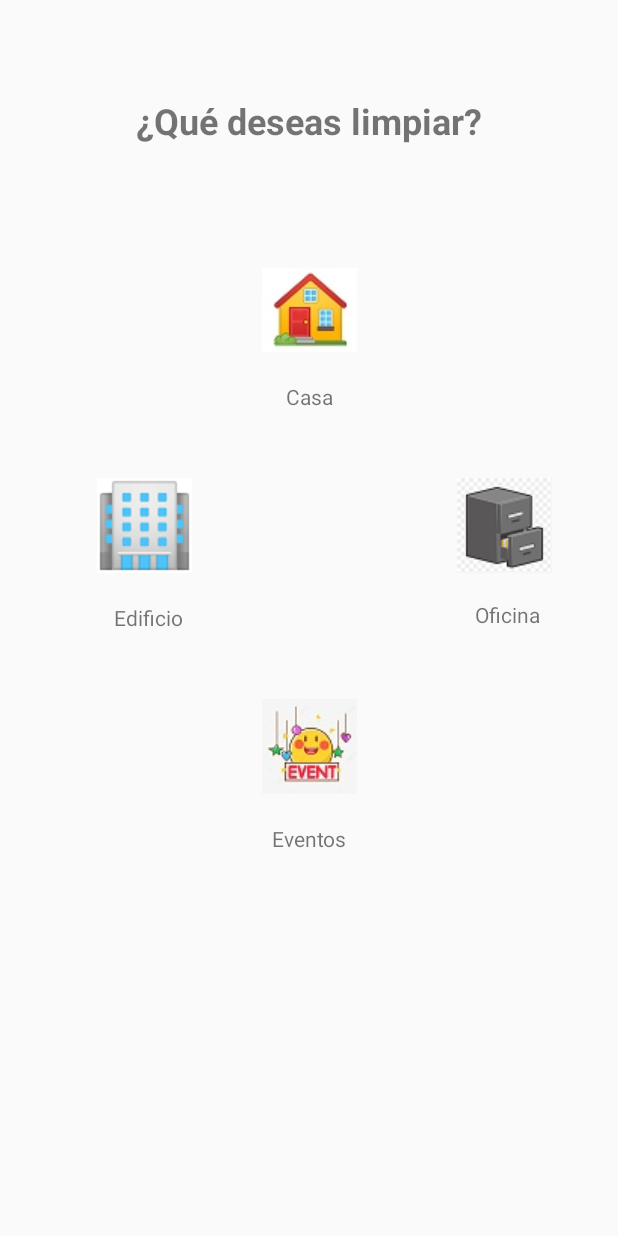
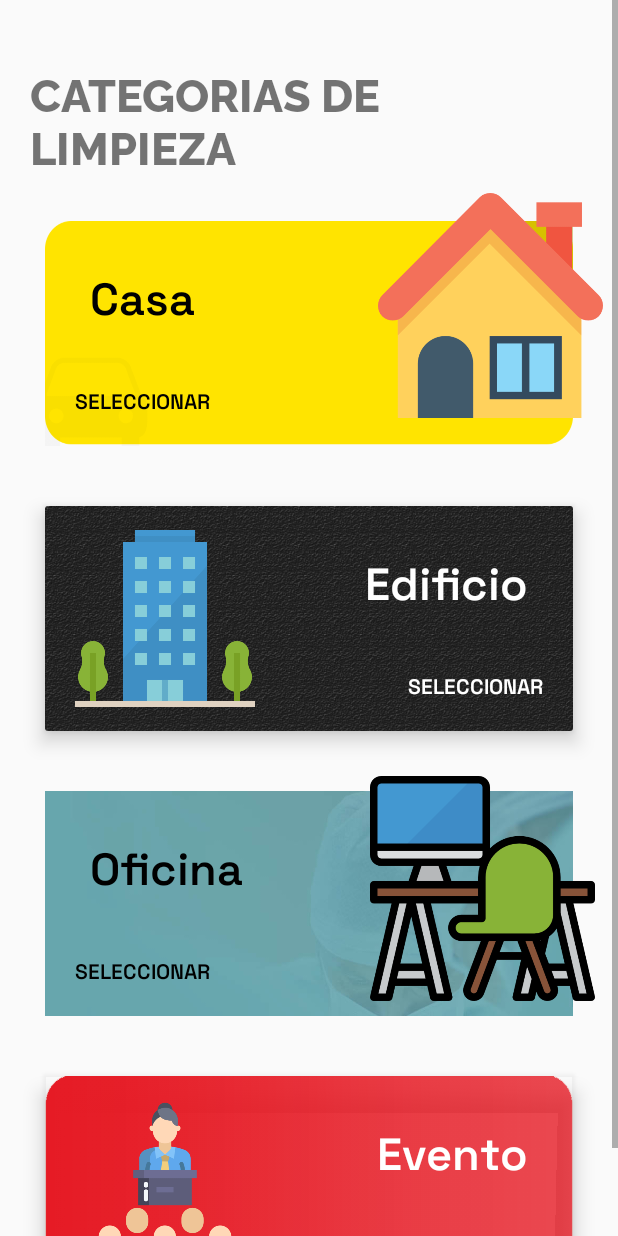
Before and after one commit to CERR-EPN/Fast-Clean, an Android app: the PrincipalActivity screen opened directly, with no data from a screen before it, on a phone screen of 412 x 824 dp. Run offline under Robolectric (Android 15) with nearby library versions, the phone set to English and light mode, and no system bars.

Commit message:
Cambio de pantalla Principal v2.0

```diff
--- a/app/src/main/java/com/cerr/fastclean/PrincipalActivity.kt
+++ b/app/src/main/java/com/cerr/fastclean/PrincipalActivity.kt
@@ -4,36 +4,37 @@ import android.content.Intent
 import androidx.appcompat.app.AppCompatActivity
 import android.os.Bundle
 import android.view.Menu
+import android.widget.Button
 import android.widget.ImageButton
 
 class PrincipalActivity : AppCompatActivity() {
-    lateinit var ImageButtonCasa: ImageButton
-    lateinit var ImageButtonEdificio: ImageButton
-    lateinit var ImageButtonOficina: ImageButton
-    lateinit var ImageButtonEventos: ImageButton
+    lateinit var ButtonCasa: Button
+    lateinit var ButtonEdificio: Button
+    lateinit var ButtonOficina: Button
+    lateinit var ButtonEventos: Button
     override fun onCreate(savedInstanceState: Bundle?) {
         super.onCreate(savedInstanceState)
         setContentView(R.layout.activity_principal)
-        ImageButtonCasa = findViewById(R.id.imageButtonCasa)
-        ImageButtonEdificio = findViewById(R.id.imageButtonEdificio)
-        ImageButtonOficina = findViewById(R.id.imageButtonOficina)
-        ImageButtonEventos = findViewById(R.id.imageButtonEventos)
-        ImageButtonCasa.setOnClickListener{
+        ButtonCasa = findViewById(R.id.buttonCasa)
+        ButtonEdificio = findViewById(R.id.buttonEdificio)
+        ButtonOficina = findViewById(R.id.buttonOficina)
+        ButtonEventos = findViewById(R.id.buttonEventos)
+        ButtonCasa.setOnClickListener{
             val intencion = Intent(this, ElegirActivity::class.java)
             startActivity(intencion)
 
         }
-        ImageButtonOficina.setOnClickListener{
+        ButtonOficina.setOnClickListener{
             val intencion = Intent(this, ElegirActivity::class.java)
             startActivity(intencion)
 
         }
-        ImageButtonEventos.setOnClickListener{
+        ButtonEventos.setOnClickListener{
             val intencion = Intent(this, ElegirActivity::class.java)
             startActivity(intencion)
 
         }
-        ImageButtonEdificio.setOnClickListener{
+        ButtonEdificio.setOnClickListener{
             val intencion = Intent(this, ElegirActivity::class.java)
             startActivity(intencion)
 
--- a/app/src/main/res/layout/activity_principal.xml
+++ b/app/src/main/res/layout/activity_principal.xml
@@ -1,113 +1,207 @@
 <?xml version="1.0" encoding="utf-8"?>
-<androidx.constraintlayout.widget.ConstraintLayout xmlns:android="http://schemas.android.com/apk/res/android"
+<ScrollView
+    xmlns:android="http://schemas.android.com/apk/res/android"
     xmlns:app="http://schemas.android.com/apk/res-auto"
     xmlns:tools="http://schemas.android.com/tools"
     android:layout_width="match_parent"
     android:layout_height="match_parent"
     tools:context=".PrincipalActivity">
 
+    <LinearLayout
+        android:layout_width="match_parent"
+        android:layout_height="wrap_content"
+        android:layout_margin="10dp"
+        android:paddingTop="20dp"
+        android:orientation="vertical">
+
         <TextView
-        android:id="@+id/textView"
             android:layout_width="wrap_content"
             android:layout_height="wrap_content"
-        android:layout_marginStart="32dp"
-        android:layout_marginTop="64dp"
-        android:layout_marginEnd="32dp"
-        android:text="¿Qué deseas limpiar?"
-        android:textSize="24sp"
-        android:textStyle="bold"
-        app:layout_constraintEnd_toEndOf="parent"
-        app:layout_constraintStart_toStartOf="parent"
-        app:layout_constraintTop_toTopOf="parent" />
+            android:text="Categorias de Limpieza"
+            android:textSize="30sp"
+            android:fontFamily="@font/raleway_extrabold"
+            android:textAllCaps="true"
+            android:padding="10dp"/>
 
-    <ImageButton
-        android:id="@+id/imageButtonCasa"
-        style="@style/Widget.AppCompat.ImageButton"
+        <RelativeLayout
+            android:layout_width="match_parent"
+            android:layout_height="190dp">
+
+            <RelativeLayout
+                android:layout_width="match_parent"
+                android:layout_height="150dp"
+                android:background="@drawable/amarillo"
+                android:layout_margin="20dp">
+
+                <TextView
                     android:layout_width="wrap_content"
                     android:layout_height="wrap_content"
-        android:layout_marginTop="72dp"
-        android:backgroundTint="#00FFFFFF"
-        android:scaleType="center"
-        app:layout_constraintEnd_toEndOf="parent"
-        app:layout_constraintStart_toStartOf="parent"
-        app:layout_constraintTop_toBottomOf="@+id/textView"
-        app:srcCompat="@drawable/casa" />
+                    android:text="@string/limpieza_casa"
+                    android:textSize="30sp"
+                    android:textColor="@color/black"
+                    android:fontFamily="@font/grotesk_semibold"
+                    android:padding="30dp"/>
 
-    <ImageButton
-        android:id="@+id/imageButtonEdificio"
+                <Button
+                    android:id="@+id/buttonCasa"
                     android:layout_width="wrap_content"
                     android:layout_height="wrap_content"
-        android:layout_marginStart="32dp"
-        android:layout_marginTop="64dp"
-        android:layout_marginEnd="132dp"
-        android:backgroundTint="#00FFFFFF"
-        app:layout_constraintEnd_toStartOf="@+id/imageButtonOficina"
-        app:layout_constraintStart_toStartOf="parent"
-        app:layout_constraintTop_toBottomOf="@+id/imageButtonCasa"
-        app:srcCompat="@drawable/edificio" />
+                    android:layout_alignParentBottom="true"
+                    android:background="#00000000"
+                    android:fontFamily="@font/grotesk_semibold"
+                    android:padding="20dp"
+                    android:text="@string/seleccionar"
+                    android:textColor="@color/black" />
 
-    <ImageButton
-        android:id="@+id/imageButtonOficina"
+
+
+
+            </RelativeLayout>
+
+            <ImageView
+                android:layout_width="150dp"
+                android:layout_height="150dp"
+                android:layout_alignParentRight="true"
+                android:layout_marginTop="1dp"
+                android:src="@drawable/casa" />
+
+        </RelativeLayout>
+
+        <androidx.cardview.widget.CardView
+            android:layout_width="match_parent"
+            android:layout_height="wrap_content"
+            app:cardBackgroundColor="#00000000"
+            android:layout_margin="20dp"
+            app:cardElevation="8dp">
+
+
+            <RelativeLayout
+                android:layout_width="match_parent"
+                android:layout_height="150dp"
+                android:background="@drawable/oscuro">
+
+                <ImageView
+                    android:layout_width="120dp"
+                    android:layout_height="match_parent"
+                    android:src="@drawable/edificio"
+                    android:layout_marginLeft="20dp"/>
+
+                <TextView
                     android:layout_width="wrap_content"
                     android:layout_height="wrap_content"
-        android:layout_marginTop="64dp"
-        android:layout_marginEnd="32dp"
-        android:backgroundTint="#00FFFFFF"
-        app:layout_constraintEnd_toEndOf="parent"
-        app:layout_constraintTop_toBottomOf="@+id/imageButtonCasa"
-        app:srcCompat="@drawable/oficina" />
+                    android:text="@string/limpieza_edificio"
+                    android:textSize="30sp"
+                    android:fontFamily="@font/grotesk_semibold"
+                    android:textColor="@color/white"
+                    android:layout_alignParentRight="true"
+                    android:padding="30dp"/>
 
-    <ImageButton
-        android:id="@+id/imageButtonEventos"
+                <Button
+                    android:id="@+id/buttonEdificio"
                     android:layout_width="wrap_content"
                     android:layout_height="wrap_content"
-        android:layout_marginTop="64dp"
-        android:backgroundTint="#00FFFFFF"
-        app:layout_constraintEnd_toEndOf="parent"
-        app:layout_constraintStart_toStartOf="parent"
-        app:layout_constraintTop_toBottomOf="@+id/imageButtonEdificio"
-        app:srcCompat="@drawable/eventos" />
+                    android:layout_alignParentRight="true"
+                    android:layout_alignParentBottom="true"
+                    android:background="#00000000"
+                    android:fontFamily="@font/grotesk_semibold"
+                    android:padding="20dp"
+                    android:text="@string/seleccionar"
+                    android:textColor="@color/white" />
+
+            </RelativeLayout>
+
+
+        </androidx.cardview.widget.CardView>
+
+        <RelativeLayout
+            android:layout_width="match_parent"
+            android:layout_height="190dp">
+
+            <RelativeLayout
+                android:layout_width="match_parent"
+                android:layout_height="150dp"
+                android:background="@drawable/verde"
+                android:layout_margin="20dp">
 
                 <TextView
-        android:id="@+id/textView2"
                     android:layout_width="wrap_content"
                     android:layout_height="wrap_content"
+                    android:text="@string/limpieza_oficina"
+                    android:textSize="30sp"
+                    android:textColor="@color/black"
+                    android:fontFamily="@font/grotesk_semibold"
+                    android:padding="30dp"/>
+
+                <Button
+                    android:id="@+id/buttonOficina"
+                    android:layout_width="wrap_content"
+                    android:layout_height="wrap_content"
+                    android:layout_alignParentBottom="true"
+                    android:background="#00000000"
+                    android:fontFamily="@font/grotesk_semibold"
+                    android:padding="20dp"
+                    android:text="@string/seleccionar"
+                    android:textColor="@color/black" />
+
+            </RelativeLayout>
+
+            <ImageView
+                android:layout_width="150dp"
+                android:layout_height="150dp"
+                android:layout_alignParentRight="true"
                 android:layout_marginTop="10dp"
-        android:text="Casa"
-        app:layout_constraintEnd_toEndOf="parent"
-        app:layout_constraintStart_toStartOf="parent"
-        app:layout_constraintTop_toBottomOf="@+id/imageButtonCasa" />
+                android:layout_marginRight="5dp"
+                android:src="@drawable/oficina" />
+
+        </RelativeLayout>
+
+        <androidx.cardview.widget.CardView
+            android:layout_width="match_parent"
+            android:layout_height="wrap_content"
+            app:cardBackgroundColor="#00000000"
+            android:layout_margin="20dp"
+            app:cardElevation="8dp">
+
+
+            <RelativeLayout
+                android:layout_width="match_parent"
+                android:layout_height="150dp"
+                android:background="@drawable/rojo">
+
+                <ImageView
+                    android:layout_width="120dp"
+                    android:layout_height="match_parent"
+                    android:src="@drawable/evento"
+                    android:layout_marginLeft="20dp"/>
 
                 <TextView
-        android:id="@+id/textView3"
                     android:layout_width="wrap_content"
                     android:layout_height="wrap_content"
-        android:layout_marginStart="32dp"
-        android:layout_marginTop="10dp"
-        android:text="Edificio"
-        app:layout_constraintEnd_toStartOf="@+id/textView5"
-        app:layout_constraintHorizontal_bias="0.184"
-        app:layout_constraintStart_toStartOf="parent"
-        app:layout_constraintTop_toBottomOf="@+id/imageButtonEdificio" />
+                    android:text="@string/limpieza_evento"
+                    android:textSize="30sp"
+                    android:fontFamily="@font/grotesk_semibold"
+                    android:textColor="@color/white"
+                    android:layout_alignParentRight="true"
+                    android:padding="30dp"/>
 
-    <TextView
-        android:id="@+id/textView4"
+                <Button
+                    android:id="@+id/buttonEventos"
                     android:layout_width="wrap_content"
                     android:layout_height="wrap_content"
-        android:layout_marginTop="10dp"
-        android:text="Eventos"
-        app:layout_constraintEnd_toEndOf="parent"
-        app:layout_constraintStart_toStartOf="parent"
-        app:layout_constraintTop_toBottomOf="@+id/imageButtonEventos" />
+                    android:layout_alignParentRight="true"
+                    android:layout_alignParentBottom="true"
+                    android:background="#00000000"
+                    android:fontFamily="@font/grotesk_semibold"
+                    android:padding="20dp"
+                    android:text="@string/seleccionar"
+                    android:textColor="@color/white" />
 
-    <TextView
-        android:id="@+id/textView5"
-        android:layout_width="wrap_content"
-        android:layout_height="wrap_content"
-        android:layout_marginTop="8dp"
-        android:layout_marginEnd="52dp"
-        android:text="Oficina"
-        app:layout_constraintEnd_toEndOf="parent"
-        app:layout_constraintTop_toBottomOf="@+id/imageButtonOficina" />
+            </RelativeLayout>
 
-</androidx.constraintlayout.widget.ConstraintLayout>
+
+        </androidx.cardview.widget.CardView>
+
+
+    </LinearLayout>
+
+</ScrollView>
--- a/app/src/main/res/values/strings.xml
+++ b/app/src/main/res/values/strings.xml
@@ -1,4 +1,14 @@
 <resources>
     <string name="app_name">fastclean</string>
     <string name="title_activity_maps">Map</string>
+
+    //Strings Selecciones
+    <string name="limpieza_casa">Casa</string>
+    <string name="limpieza_oficina">Oficina</string>
+    <string name="limpieza_edificio">Edificio</string>
+    <string name="limpieza_evento">Evento</string>
+
+    //Strings Botones
+
+    <string name="seleccionar">Seleccionar</string>
 </resources>
```
Also changed, not shown: app/src/main/res/drawable/amarillo.png (added), app/src/main/res/drawable/casa.jpg (deleted), app/src/main/res/drawable/casa.png (added), app/src/main/res/drawable/edificio.png, app/src/main/res/drawable/evento.png (added), app/src/main/res/drawable/eventos.jpg (deleted), app/src/main/res/drawable/oficina.png, app/src/main/res/drawable/oscuro.jpg (added), app/src/main/res/drawable/rojo.png (added), app/src/main/res/drawable/verde.jpg (added), app/src/main/res/font/grotesk_semibold.ttf (added), app/src/main/res/font/raleway_extrabold.ttf (added). Lines whose indentation alone changed are shown as unchanged.
